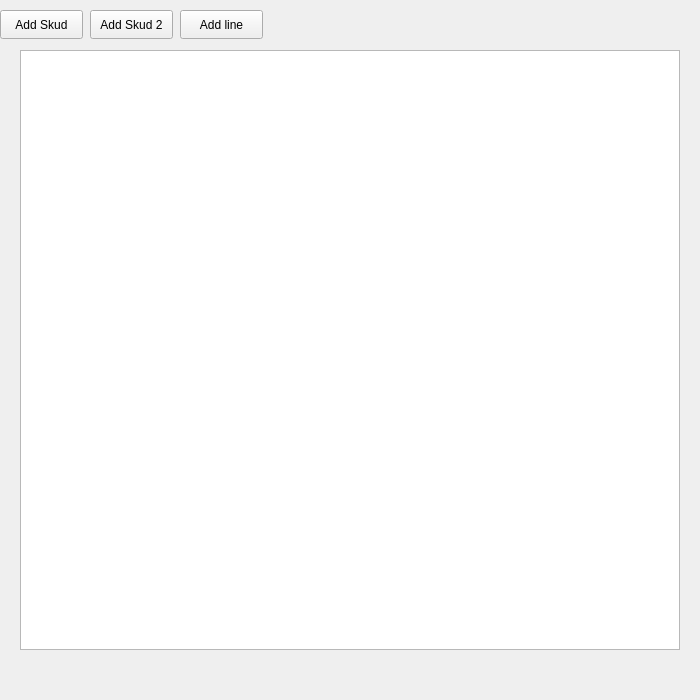
First picture: the form in widget.ui, repository jkj89507/skudEmu, before the edit.
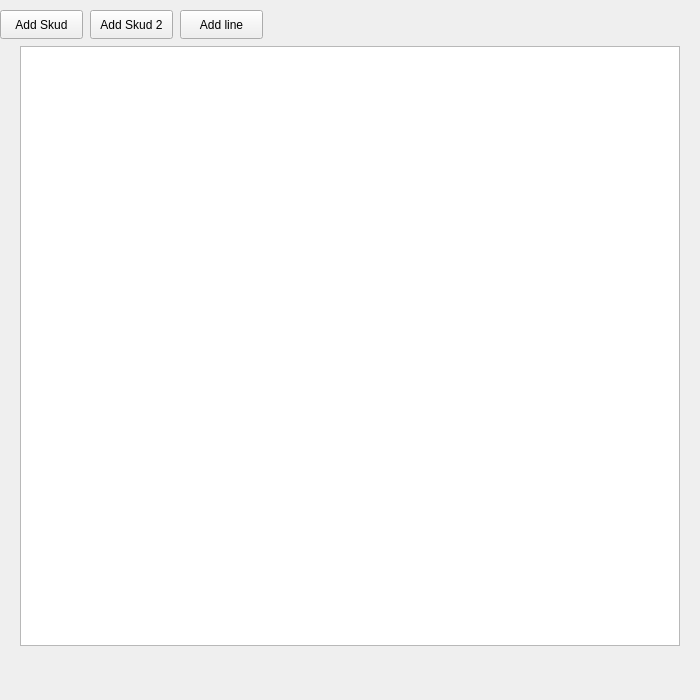
Second picture: the form after the edit.

Diff of the .ui file:
```diff
--- a/widget.ui
+++ b/widget.ui
@@ -17,7 +17,7 @@
    <property name="geometry">
     <rect>
      <x>20</x>
-     <y>50</y>
+     <y>46</y>
      <width>660</width>
      <height>600</height>
     </rect>
```
